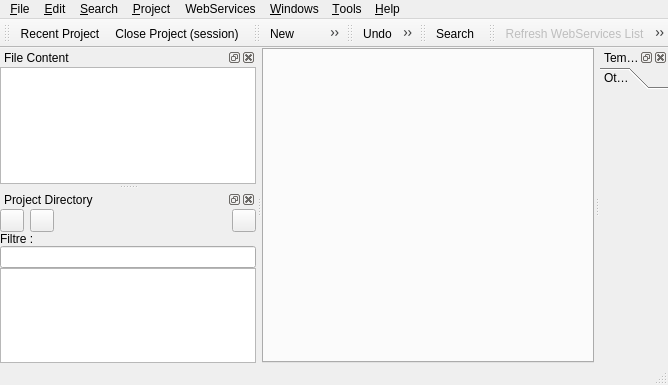
First picture: the form in ui/mainform.ui, repository phoenix741/xinx, before the edit.
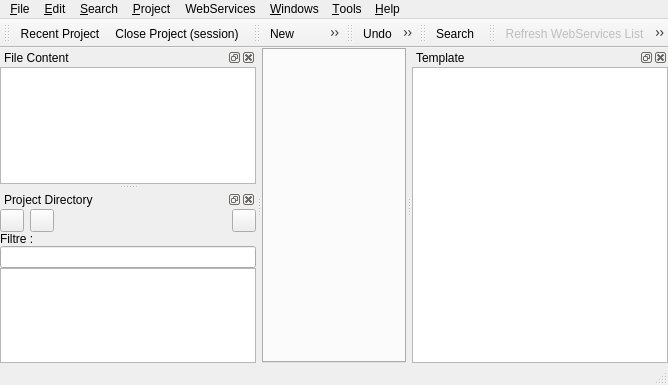
Second picture: the form after the edit. Icons and pictures are not drawn. Custom widgets are drawn as their Qt base class.

Diff of the .ui file:
```diff
--- a/ui/mainform.ui
+++ b/ui/mainform.ui
@@ -355,24 +355,7 @@
       <number>6</number>
      </property>
      <item row="0" column="0" >
-      <widget class="QToolBox" name="m_snipetToolBox" >
-       <property name="currentIndex" >
-        <number>0</number>
-       </property>
-       <widget class="QWidget" name="other" >
-        <property name="geometry" >
-         <rect>
-          <x>0</x>
-          <y>0</y>
-          <width>70</width>
-          <height>261</height>
-         </rect>
-        </property>
-        <attribute name="label" >
-         <string>Other</string>
-        </attribute>
-       </widget>
-      </widget>
+      <widget class="QListView" name="m_TemplateListView" />
      </item>
     </layout>
    </widget>
```
Left out of the diff: 2 changed lines with no effect on the pictures.
